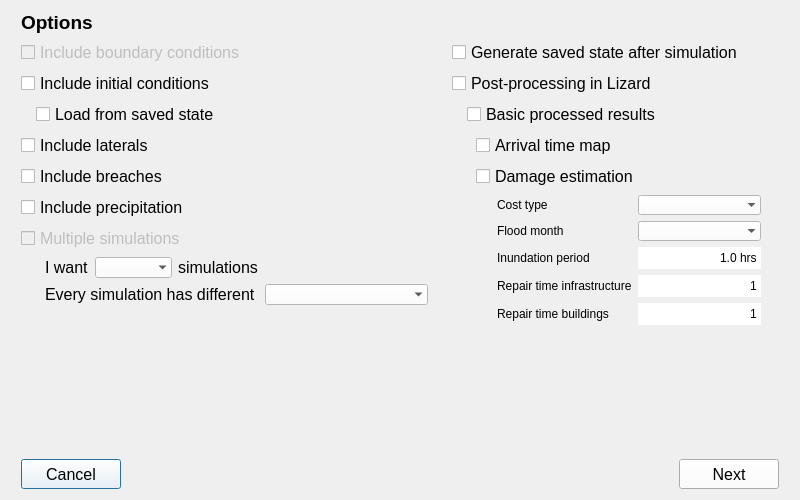
This is threedi_api_qgis_client/ui/init_dialog.ui in nens/threedi-api-qgis-client as Qt 5 draws it before an edit. The edited form follows.
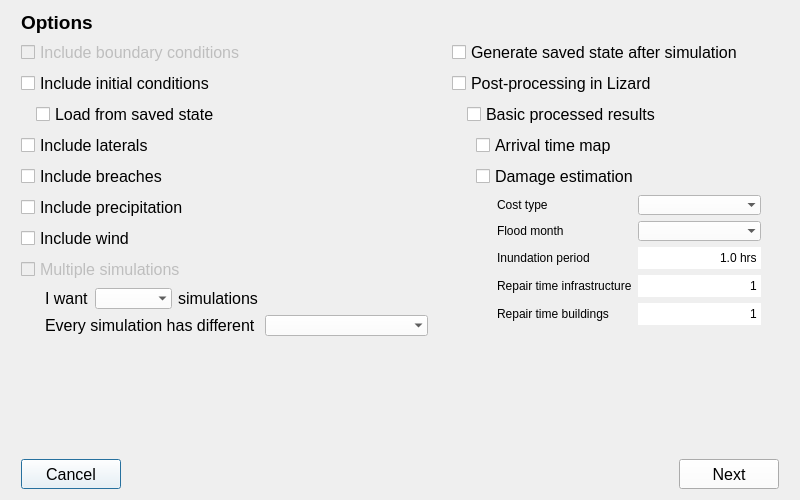
This is the edited form.

Commit message: Work on handling wind data.

What changed in the file:
```diff
--- a/threedi_api_qgis_client/ui/init_dialog.ui
+++ b/threedi_api_qgis_client/ui/init_dialog.ui
@@ -648,6 +648,13 @@
        </property>
       </widget>
      </item>
+     <item>
+      <widget class="QCheckBox" name="cb_wind">
+       <property name="text">
+        <string>Include wind</string>
+       </property>
+      </widget>
+     </item>
      <item>
       <widget class="QCheckBox" name="cb_multiple_simulations">
        <property name="enabled">
```
The commit also changes 9 other files.
